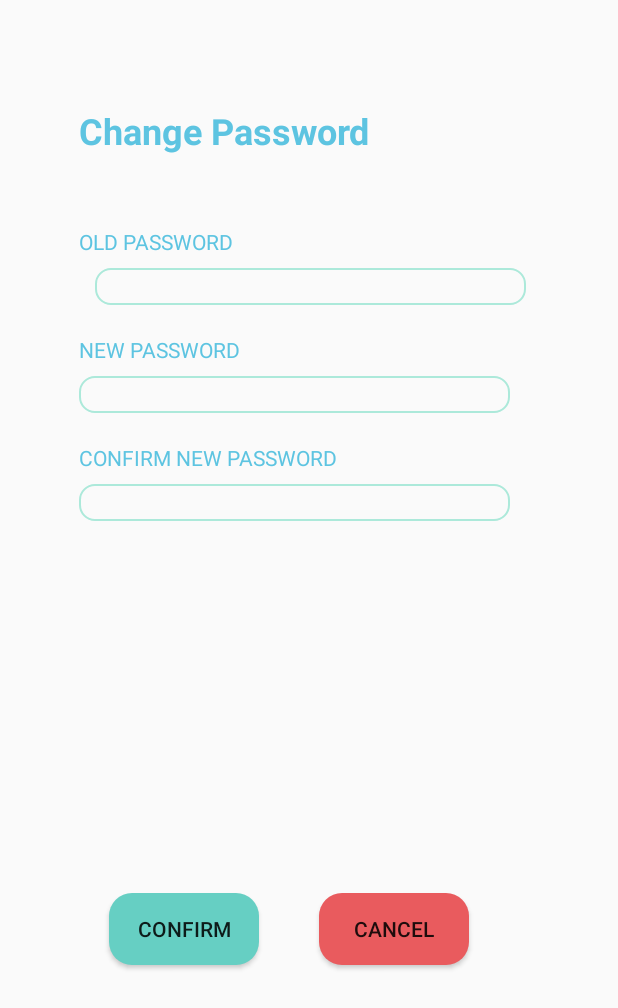
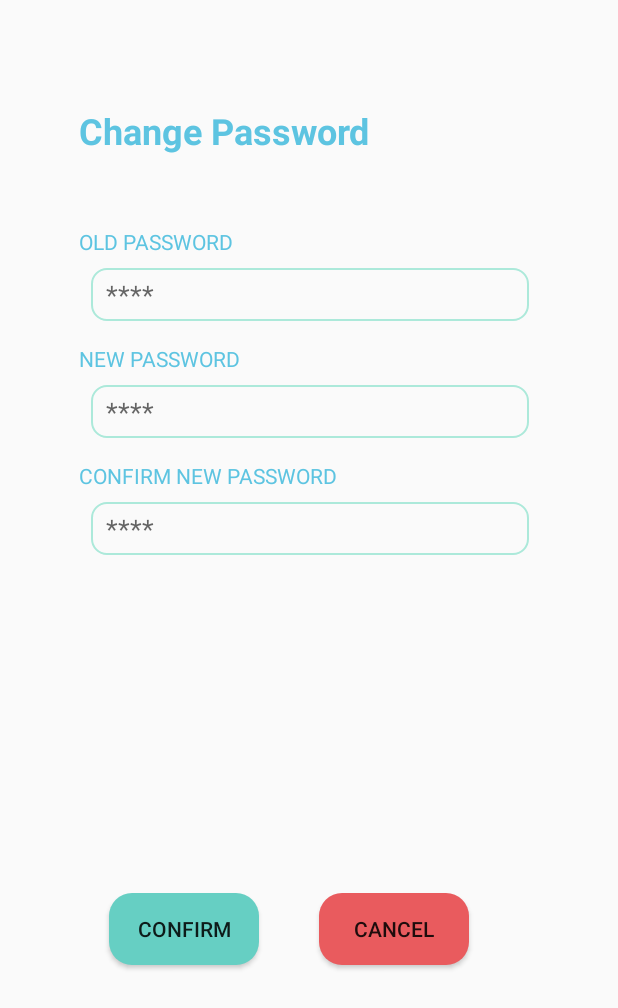
Before and after one commit to mfrostf/XHale_Git, an Android app: the ChangePassword screen opened directly, with no data from a screen before it, on a phone screen of 412 x 824 dp. Shown: the top 1008 px of the screen. Run offline under Robolectric (Android 15) with nearby library versions, the phone set to English and light mode, and no system bars.

Commit message:
monday 12noon

```diff
--- a/app/src/main/java/com/example/teamonce/xhale/ChangePassword.java
+++ b/app/src/main/java/com/example/teamonce/xhale/ChangePassword.java
@@ -2,12 +2,19 @@ package com.example.teamonce.xhale;
 
 import android.os.Bundle;
 import android.support.v7.app.AppCompatActivity;
+import android.view.View;
+import android.widget.EditText;
 
 public class ChangePassword extends AppCompatActivity {
+    EditText txtOldPass,txtNewPass,txtConfirmPass;
 
     @Override
     protected void onCreate(Bundle savedInstanceState){
         super.onCreate(savedInstanceState);
         setContentView(R.layout.activity_changepass);
     }
+
+    public void cmdConfirm(View v){
+
+    }
 }
--- a/app/src/main/java/com/example/teamonce/xhale/Data/API.java
+++ b/app/src/main/java/com/example/teamonce/xhale/Data/API.java
@@ -5,6 +5,7 @@ import com.example.teamonce.xhale.Model.DoctorAccount;
 import com.example.teamonce.xhale.Model.PatientAccount;
 
 import retrofit2.Call;
+import retrofit2.http.Body;
 import retrofit2.http.GET;
 import retrofit2.http.POST;
 import retrofit2.http.Query;
@@ -20,4 +21,17 @@ public interface API {
 
     @GET("Account/GetPatientLogin")
     Call<PatientAccount> GetPatientLogin(@Query("accountID") int accountID);
+
+    @GET("Account/Logout")
+    Call<Boolean> Logout(@Query("ID") int ID);
+
+    @POST("Account/ChangePassword")
+    Call<Boolean> ChangePassword(@Query("ID") int ID, @Query("password") String password, @Query("newPassword") String newPassword);
+
+    @POST("Account/UpdateDoctor")
+    Call<Boolean> UpdateDoctor(@Body DoctorAccount doctor);
+
+    @POST("Account/UpdatePatient")
+    Call<Boolean> UpdatePatient(@Body PatientAccount patient);
+
 }
--- a/app/src/main/res/layout/activity_changepass.xml
+++ b/app/src/main/res/layout/activity_changepass.xml
@@ -5,35 +5,9 @@
     android:layout_width="match_parent"
     android:layout_height="match_parent">
 
-    <TextView
+    <EditText
         android:id="@+id/txtConfirmNewPass"
-        android:layout_width="287dp"
-        android:layout_height="wrap_content"
-        android:layout_marginTop="8dp"
-        android:background="@drawable/transparentboxb"
-        android:inputType="textPassword"
-        android:textSize="18sp"
-        app:layout_constraintStart_toStartOf="@+id/guideline14"
-        app:layout_constraintTop_toBottomOf="@+id/lblConfirmNewPass" />
-
-    <TextView
-        android:id="@+id/txtNewPass"
-        android:layout_width="287dp"
-        android:layout_height="wrap_content"
-        android:layout_marginEnd="8dp"
-        android:layout_marginRight="8dp"
-        android:layout_marginTop="8dp"
-        android:background="@drawable/transparentboxb"
-        android:inputType="textPassword"
-        android:textSize="18sp"
-        app:layout_constraintEnd_toStartOf="@+id/guideline12"
-        app:layout_constraintHorizontal_bias="0.0"
-        app:layout_constraintStart_toStartOf="@+id/guideline14"
-        app:layout_constraintTop_toBottomOf="@+id/lblNewpass" />
-
-    <TextView
-        android:id="@+id/txtOldPass"
-        android:layout_width="287dp"
+        android:layout_width="0dp"
         android:layout_height="wrap_content"
         android:layout_marginEnd="8dp"
         android:layout_marginLeft="8dp"
@@ -41,11 +15,39 @@
         android:layout_marginStart="8dp"
         android:layout_marginTop="8dp"
         android:background="@drawable/transparentboxb"
+        android:ems="10"
+        android:hint="****"
         android:inputType="textPassword"
-        android:textSize="18sp"
+        android:paddingBottom="5dp"
+        android:paddingLeft="10dp"
+        android:paddingRight="10dp"
+        android:paddingTop="5dp"
         app:layout_constraintEnd_toStartOf="@+id/guideline12"
+        app:layout_constraintHorizontal_bias="0.0"
         app:layout_constraintStart_toStartOf="@+id/guideline14"
-        app:layout_constraintTop_toBottomOf="@+id/lbloldpass" />
+        app:layout_constraintTop_toBottomOf="@+id/lblNewpass" />
+
+    <EditText
+        android:id="@+id/txtNewPass"
+        android:layout_width="0dp"
+        android:layout_height="wrap_content"
+        android:layout_marginEnd="8dp"
+        android:layout_marginLeft="8dp"
+        android:layout_marginRight="8dp"
+        android:layout_marginStart="8dp"
+        android:layout_marginTop="8dp"
+        android:background="@drawable/transparentboxb"
+        android:ems="10"
+        android:hint="****"
+        android:inputType="textPassword"
+        android:paddingBottom="5dp"
+        android:paddingLeft="10dp"
+        android:paddingRight="10dp"
+        android:paddingTop="5dp"
+        app:layout_constraintEnd_toStartOf="@+id/guideline12"
+        app:layout_constraintHorizontal_bias="0.0"
+        app:layout_constraintStart_toStartOf="@+id/guideline14"
+        app:layout_constraintTop_toBottomOf="@+id/lblConfirmNewPass" />
 
     <TextView
         android:id="@+id/lbloldpass"
@@ -63,18 +65,18 @@
         android:id="@+id/lblNewpass"
         android:layout_width="wrap_content"
         android:layout_height="wrap_content"
-        android:layout_marginTop="20dp"
+        android:layout_marginTop="15dp"
         android:text="Confirm New Password"
         android:textAllCaps="true"
         android:textColor="@color/blue"
         app:layout_constraintStart_toStartOf="@+id/guideline14"
-        app:layout_constraintTop_toBottomOf="@+id/txtConfirmNewPass" />
+        app:layout_constraintTop_toBottomOf="@+id/txtNewPass" />
 
     <TextView
         android:id="@+id/lblConfirmNewPass"
         android:layout_width="wrap_content"
         android:layout_height="wrap_content"
-        android:layout_marginTop="20dp"
+        android:layout_marginTop="15dp"
         android:text="New Password"
         android:textAllCaps="true"
         android:textColor="@color/blue"
@@ -102,6 +104,7 @@
         android:layout_marginStart="20dp"
         android:background="@drawable/greenbtn"
         android:text="Confirm"
+        android:onClick="cmdConfirm"
         app:layout_constraintBottom_toTopOf="@+id/guideline13"
         app:layout_constraintStart_toStartOf="@+id/guideline14" />
 
@@ -143,4 +146,25 @@
         android:textStyle="bold"
         app:layout_constraintBottom_toTopOf="@+id/guideline15"
         app:layout_constraintStart_toStartOf="@+id/guideline14" />
+
+    <EditText
+        android:id="@+id/txtOldPass"
+        android:layout_width="0dp"
+        android:layout_height="wrap_content"
+        android:layout_marginEnd="8dp"
+        android:layout_marginLeft="8dp"
+        android:layout_marginRight="8dp"
+        android:layout_marginStart="8dp"
+        android:layout_marginTop="8dp"
+        android:background="@drawable/transparentboxb"
+        android:ems="10"
+        android:hint="****"
+        android:inputType="textPassword"
+        android:paddingBottom="5dp"
+        android:paddingLeft="10dp"
+        android:paddingRight="10dp"
+        android:paddingTop="5dp"
+        app:layout_constraintEnd_toStartOf="@+id/guideline12"
+        app:layout_constraintStart_toStartOf="@+id/guideline14"
+        app:layout_constraintTop_toBottomOf="@+id/lbloldpass" />
 </android.support.constraint.ConstraintLayout>
--- a/app/src/main/res/layout/activity_doctorsettings.xml
+++ b/app/src/main/res/layout/activity_doctorsettings.xml
@@ -8,13 +8,13 @@
 
     <EditText
         android:id="@+id/txtEmail"
-        android:layout_width="273dp"
+        android:layout_width="0dp"
         android:layout_height="wrap_content"
         android:layout_marginEnd="8dp"
         android:layout_marginLeft="8dp"
         android:layout_marginRight="8dp"
         android:layout_marginStart="8dp"
-        android:layout_marginTop="16dp"
+        android:layout_marginTop="8dp"
         android:background="@drawable/transparentboxw"
         android:ems="10"
         android:inputType="textPersonName"
```
